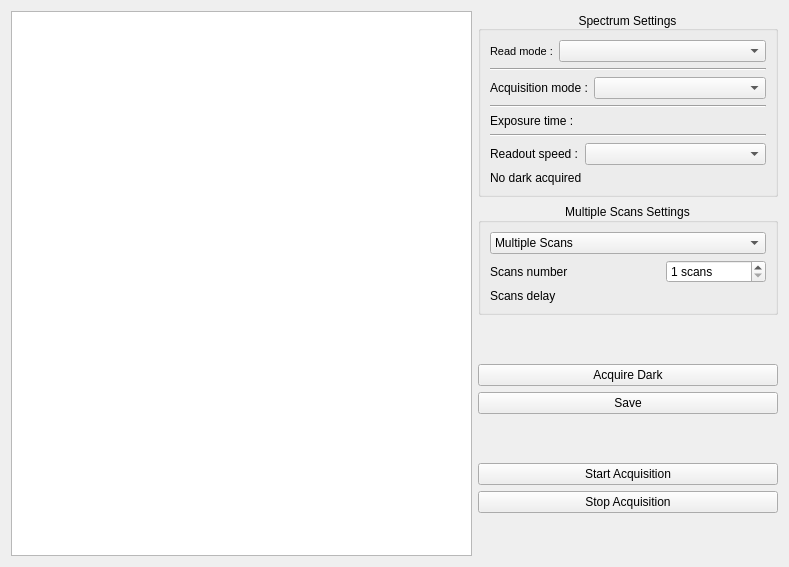
Old version of the form gui/spectrometer/ui_spectrum_tab.ui in the repository Ulm-IQO/qudi.
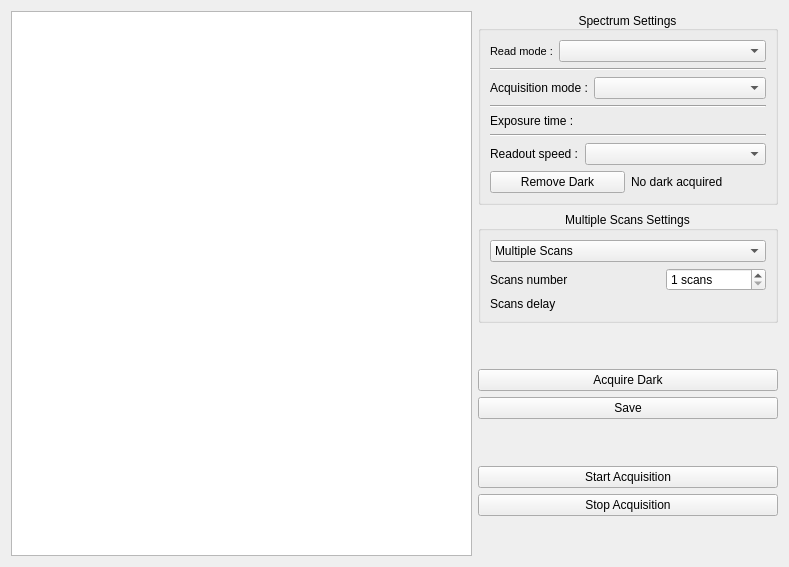
New version of the form. Custom widgets are drawn as their Qt base class.

Commit message: dark last change and remove dark functionnality

What changed in the file:
```diff
--- a/gui/spectrometer/ui_spectrum_tab.ui
+++ b/gui/spectrometer/ui_spectrum_tab.ui
@@ -19,11 +19,11 @@
   <property name="windowTitle">
    <string>Form</string>
   </property>
-  <layout class="QHBoxLayout" name="horizontalLayout_4">
-   <item>
+  <layout class="QGridLayout" name="gridLayout">
+   <item row="0" column="0">
     <widget class="PlotWidget" name="graph"/>
    </item>
-   <item>
+   <item row="0" column="1">
     <layout class="QVBoxLayout" name="verticalLayout_2">
      <item>
       <widget class="QGroupBox" name="spectrum_settings">
@@ -144,11 +144,22 @@
          </layout>
         </item>
         <item>
+         <layout class="QHBoxLayout" name="horizontalLayout">
+          <item>
+           <widget class="QPushButton" name="remove_dark">
+            <property name="text">
+             <string>Remove Dark</string>
+            </property>
+           </widget>
+          </item>
+          <item>
          <widget class="QLabel" name="dark_acquired_msg">
           <property name="text">
            <string>No dark acquired</string>
           </property>
          </widget>
+          </item>
+         </layout>
         </item>
        </layout>
       </widget>
```
Lines whose indentation alone changed are shown as unchanged. The commit also changes 2 other files.
